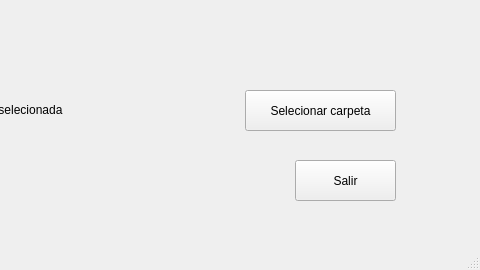
Qt form front_usuario.ui (jhonlly/observador-de-archivos) before a commit; both pictures show x 305 to 785 and y 0 to 270 of the 785 by 270 pixel window.
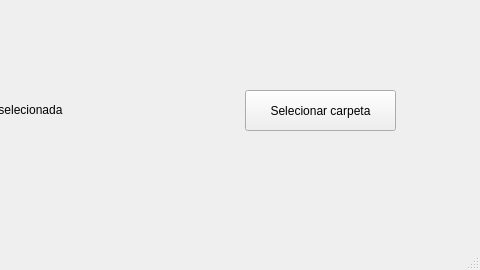
The same form after that commit.

Commit message: Se eliminar el boton salir

The edit to the form file:
```diff
--- a/front_usuario.ui
+++ b/front_usuario.ui
@@ -43,19 +43,6 @@
      <set>Qt::AlignCenter</set>
     </property>
    </widget>
-   <widget class="QPushButton" name="boton_salir">
-    <property name="geometry">
-     <rect>
-      <x>600</x>
-      <y>160</y>
-      <width>101</width>
-      <height>41</height>
-     </rect>
-    </property>
-    <property name="text">
-     <string>Salir</string>
-    </property>
-   </widget>
    <widget class="QPushButton" name="boton_iniciar">
     <property name="geometry">
      <rect>
```
The commit also changes 1 other file.
